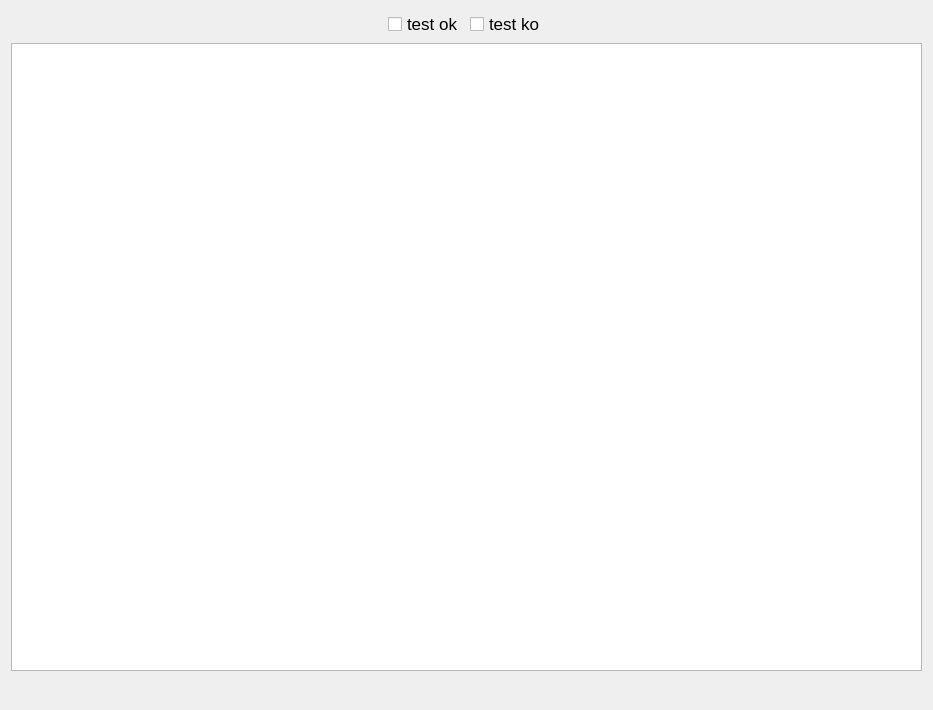
workspacerg/Juntos, file App/Juntos/uitestunitaire.ui: the form before one commit.
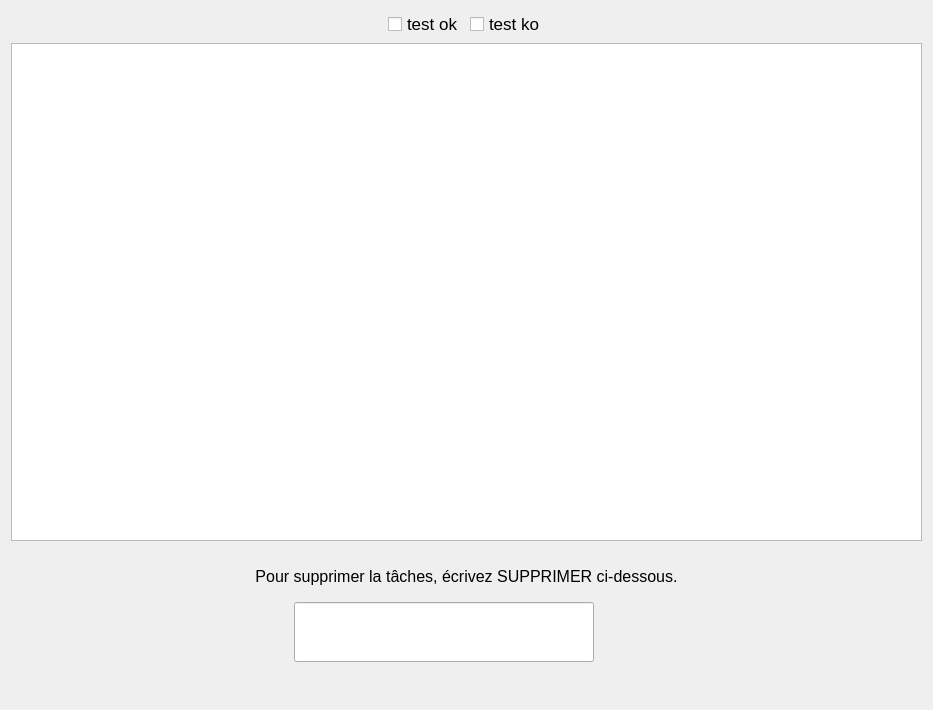
The form after the commit. Icons and pictures are not drawn.

What changed in the file:
```diff
--- a/App/Juntos/uitestunitaire.ui
+++ b/App/Juntos/uitestunitaire.ui
@@ -13,7 +13,7 @@
   <property name="windowTitle">
    <string>Dialog</string>
   </property>
-  <layout class="QVBoxLayout" name="verticalLayout">
+  <layout class="QVBoxLayout" name="verticalLayout_2">
    <item>
     <layout class="QHBoxLayout" name="horizontalLayout">
      <item>
@@ -99,6 +99,104 @@
      </property>
     </widget>
    </item>
+   <item>
+    <widget class="QWidget" name="delBox" native="true">
+     <layout class="QVBoxLayout" name="verticalLayout">
+      <item>
+       <widget class="QLabel" name="label">
+        <property name="minimumSize">
+         <size>
+          <width>0</width>
+          <height>40</height>
+         </size>
+        </property>
+        <property name="font">
+         <font>
+          <pointsize>12</pointsize>
+         </font>
+        </property>
+        <property name="text">
+         <string>Pour supprimer la tâches, écrivez SUPPRIMER ci-dessous.</string>
+        </property>
+        <property name="alignment">
+         <set>Qt::AlignCenter</set>
+        </property>
+       </widget>
+      </item>
+      <item>
+       <layout class="QHBoxLayout" name="horizontalLayout_3">
+        <item>
+         <spacer name="horizontalSpacer_5">
+          <property name="orientation">
+           <enum>Qt::Horizontal</enum>
+          </property>
+          <property name="sizeHint" stdset="0">
+           <size>
+            <width>40</width>
+            <height>20</height>
+           </size>
+          </property>
+         </spacer>
+        </item>
+        <item>
+         <widget class="QLineEdit" name="delLine">
+          <property name="minimumSize">
+           <size>
+            <width>300</width>
+            <height>60</height>
+           </size>
+          </property>
+          <property name="maximumSize">
+           <size>
+            <width>300</width>
+            <height>60</height>
+           </size>
+          </property>
+          <property name="font">
+           <font>
+            <pointsize>13</pointsize>
+           </font>
+          </property>
+         </widget>
+        </item>
+        <item>
+         <widget class="QPushButton" name="confirmDel">
+          <property name="text">
+           <string/>
+          </property>
+          <property name="icon">
+           <iconset resource="Images.qrc">
+            <normaloff>:/new/MenuInterface/Ressouces/dnd-512.png</normaloff>:/new/MenuInterface/Ressouces/dnd-512.png</iconset>
+          </property>
+          <property name="iconSize">
+           <size>
+            <width>40</width>
+            <height>40</height>
+           </size>
+          </property>
+          <property name="flat">
+           <bool>true</bool>
+          </property>
+         </widget>
+        </item>
+        <item>
+         <spacer name="horizontalSpacer_6">
+          <property name="orientation">
+           <enum>Qt::Horizontal</enum>
+          </property>
+          <property name="sizeHint" stdset="0">
+           <size>
+            <width>40</width>
+            <height>20</height>
+           </size>
+          </property>
+         </spacer>
+        </item>
+       </layout>
+      </item>
+     </layout>
+    </widget>
+   </item>
    <item>
     <layout class="QHBoxLayout" name="horizontalLayout_2">
      <item>
```
